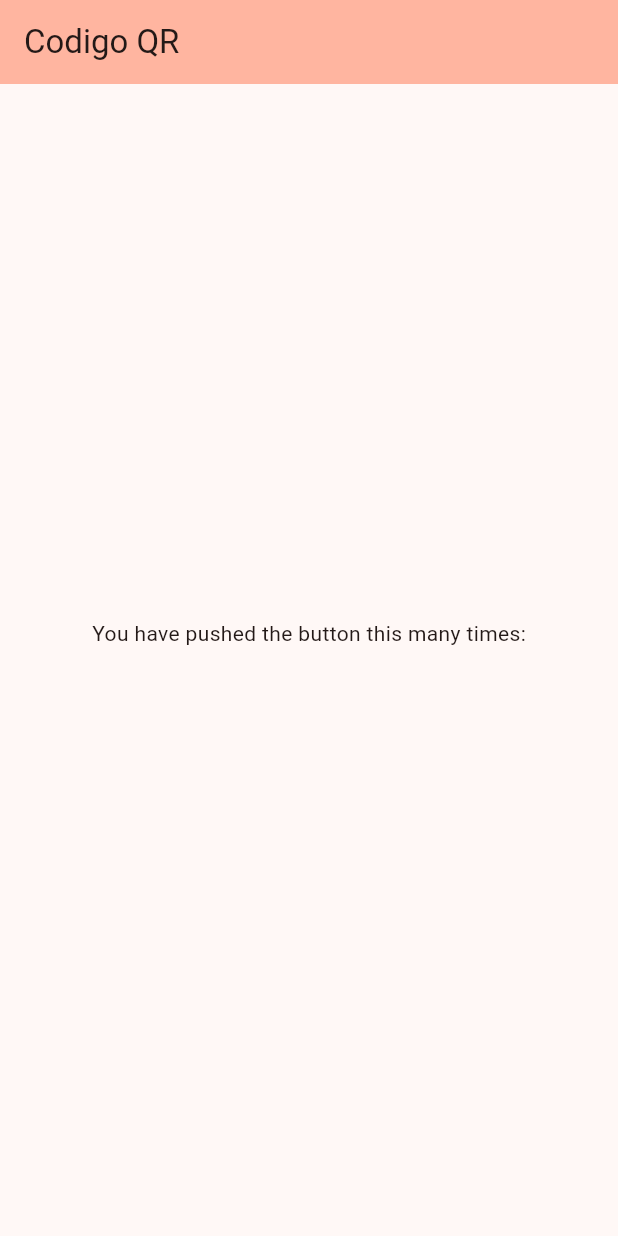
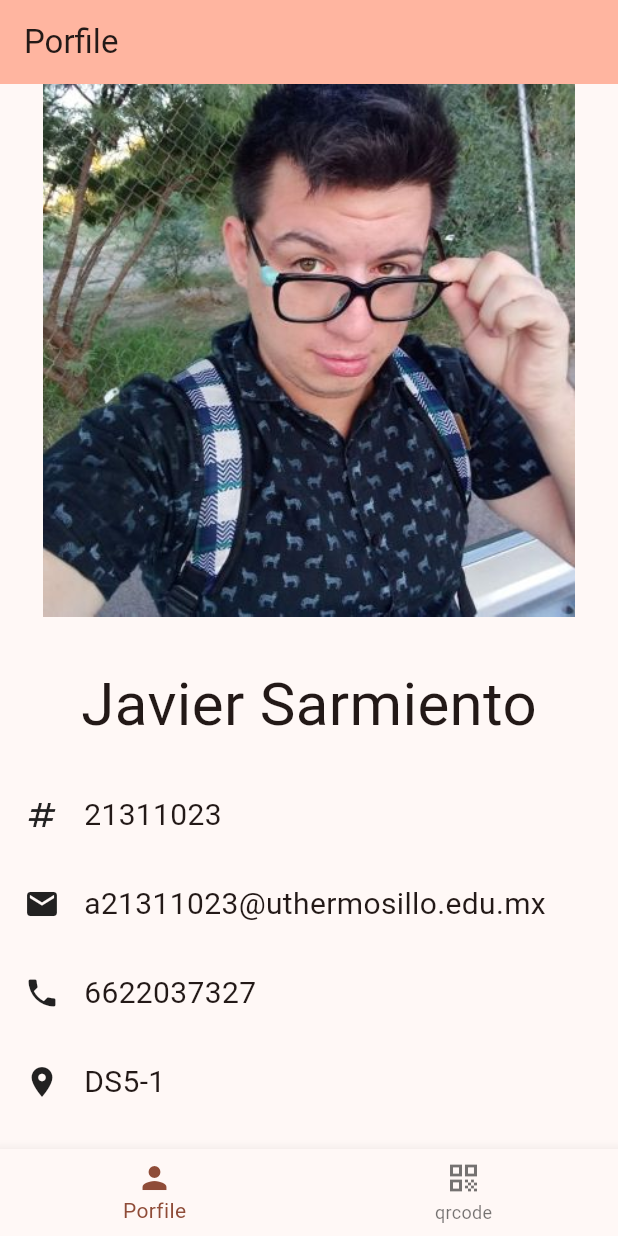
Before and after one commit to ThejavaZ/Pase-de-lista, a Flutter app: the screen it shows after launch, on a phone screen of 412 x 824 dp. Run offline on Flutter 3.47's test engine with Material 3 defaults, Android fonts, the phone set to English and light mode, and no system bars.

Commit message:
Se hizo el la pantalla principal funcional con una imagen mia, un nombre, un email, y mas datos personales

```diff
--- a/pase_de_lista/lib/main.dart
+++ b/pase_de_lista/lib/main.dart
@@ -17,7 +17,7 @@ class PaseDeLista extends StatelessWidget {
         colorScheme: ColorScheme.fromSeed(seedColor: Colors.deepOrange),
         useMaterial3: true,
       ),
-      home: const ProfilePage(title: 'Codigo QR'),
+      home: const ProfilePage(title: 'Porfile'),
     );
   }
 }
--- a/pase_de_lista/lib/porfile.dart
+++ b/pase_de_lista/lib/porfile.dart
@@ -13,24 +13,64 @@ class _ProfilePageState extends State<ProfilePage> {
   @override
   Widget build(BuildContext context) {
     return Scaffold(
-      appBar: AppBar(
-        backgroundColor: Theme.of(context).colorScheme.inversePrimary,
-        title: Text(widget.title),
-      ),
-      body: Center(
-        child: Column(
+        appBar: AppBar(
+          backgroundColor: Theme.of(context).colorScheme.inversePrimary,
+          title: Text(widget.title),
+        ),
+        body: Column(
           mainAxisAlignment: MainAxisAlignment.center,
           children: <Widget>[
-            const Text(
-              'You have pushed the button this many times:',
-            ),
-            Text(
-              '',
-              style: Theme.of(context).textTheme.headlineMedium,
-            ),
+            Expanded(child: Image.asset("images/yo.jpg")),
+            Expanded(
+                child: Column(
+              mainAxisAlignment: MainAxisAlignment.spaceEvenly,
+              children: <Widget>[
+                Row(mainAxisAlignment: MainAxisAlignment.center, children: [
+                  Text("Javier Sarmiento", style: TextStyle(fontSize: 40))
+                ]),
+                Row(children: [
+                  Padding(
+                      padding: EdgeInsets.symmetric(horizontal: 16),
+                      child: Icon(Icons.numbers)),
+                  Text(
+                    "21311023",
+                    style: TextStyle(fontSize: 20),
+                  )
+                ]),
+                Row(children: [
+                  Padding(
+                      padding: EdgeInsets.symmetric(horizontal: 16),
+                      child: Icon(Icons.email)),
+                  Text(
+                    "a21311023@uthermosillo.edu.mx",
+                    style: TextStyle(fontSize: 20),
+                  )
+                ]),
+                Row(children: [
+                  Padding(
+                      padding: EdgeInsets.symmetric(horizontal: 16),
+                      child: Icon(Icons.phone)),
+                  Text(
+                    "6622037327",
+                    style: TextStyle(fontSize: 20),
+                  )
+                ]),
+                Row(children: [
+                  Padding(
+                      padding: EdgeInsets.symmetric(horizontal: 16),
+                      child: Icon(Icons.room)),
+                  Text(
+                    "DS5-1",
+                    style: TextStyle(fontSize: 20),
+                  )
+                ]),
+              ],
+            ))
           ],
         ),
-      ),
-    );
+        bottomNavigationBar: BottomNavigationBar(items: [
+          BottomNavigationBarItem(icon: Icon(Icons.person), label: "Porfile"),
+          BottomNavigationBarItem(icon: Icon(Icons.qr_code), label: "qrcode"),
+        ]));
   }
 }
--- a/pase_de_lista/pubspec.yaml
+++ b/pase_de_lista/pubspec.yaml
@@ -58,8 +58,8 @@ flutter:
 
   # To add assets to your application, add an assets section, like this:
   assets:
+    - images/yo.jpg
     - images/qr.png
-  #   - images/a_dot_ham.jpeg
 
   # An image asset can refer to one or more resolution-specific "variants", see
   # https://flutter.dev/to/resolution-aware-images
```
Also changed, not shown: pase_de_lista/images/yo.jpg (added).
